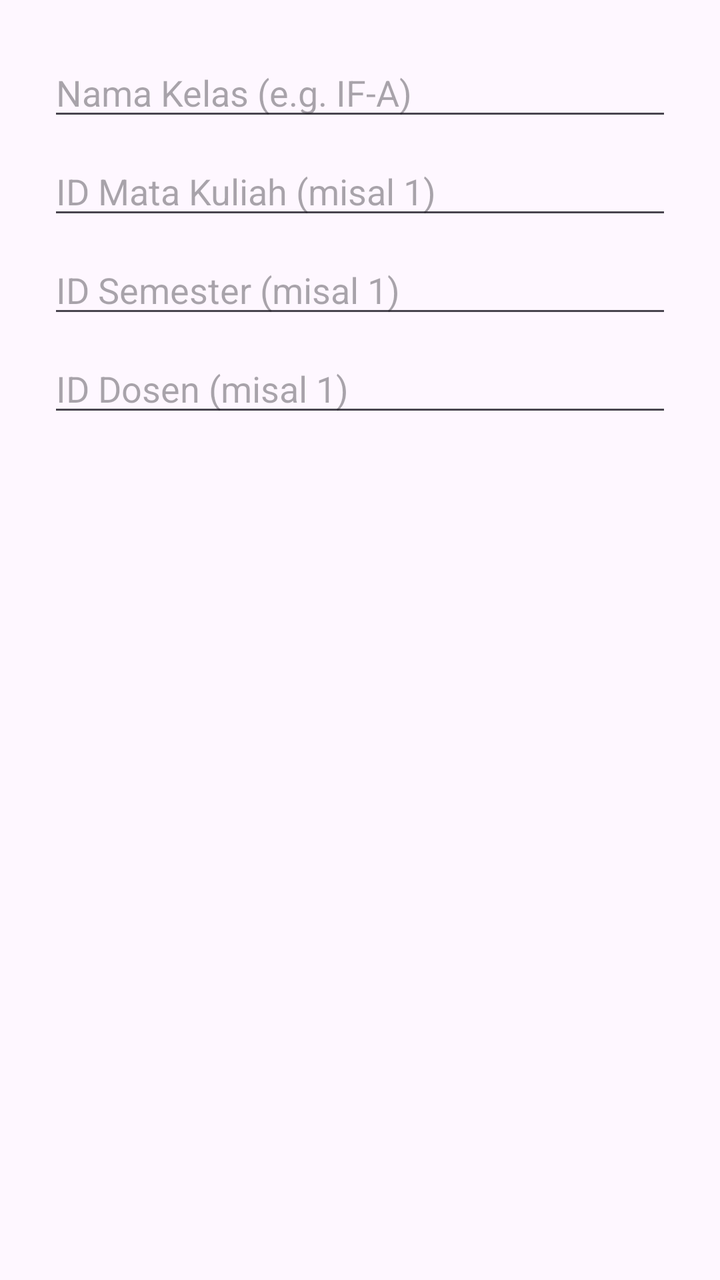
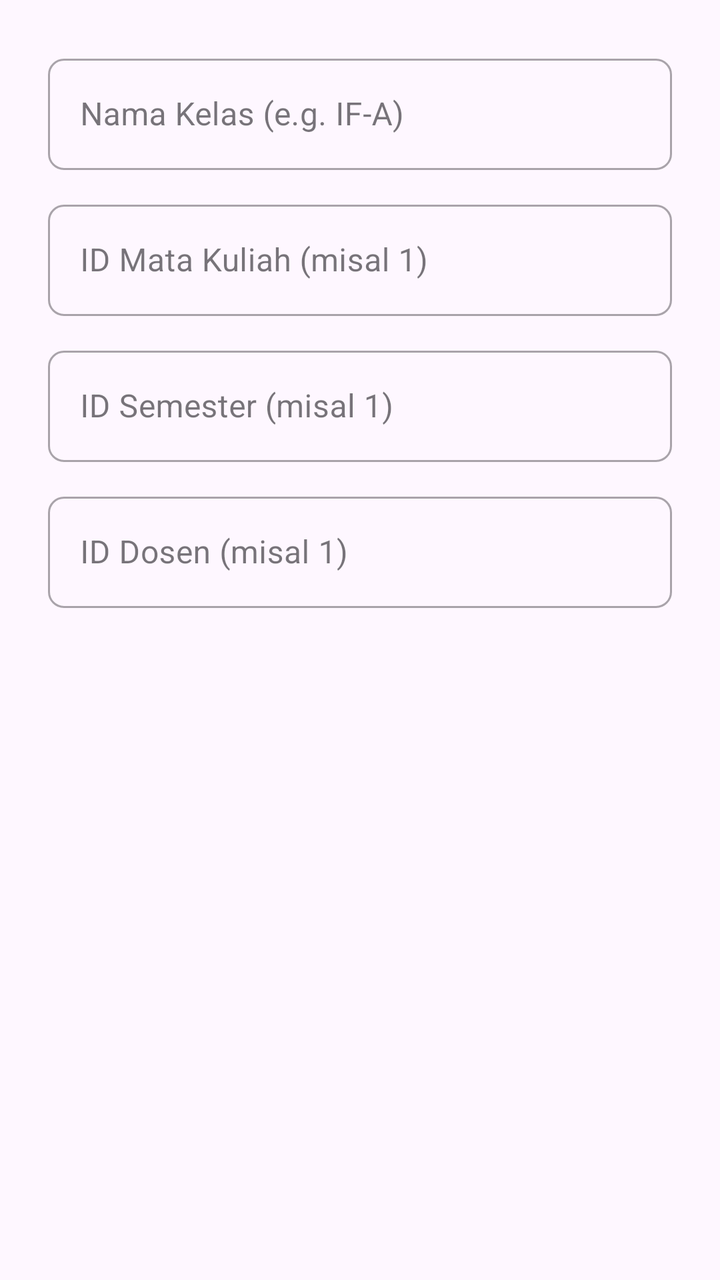

The first picture is an Android layout as it rendered before a commit; the second is the same layout after the commit. The layout source and the unified diff follow.
<!-- AndroidManifest.xml: application theme Theme.IFUnjaniExam -->
<!-- res/layout/dialog_add_class.xml -->
<?xml version="1.0" encoding="utf-8"?>
<LinearLayout xmlns:android="http://schemas.android.com/apk/res/android"
    android:layout_width="match_parent"
    android:layout_height="wrap_content"
    android:orientation="vertical"
    android:padding="24dp">

    <EditText
        android:id="@+id/etClassName"
        android:layout_width="match_parent"
        android:layout_height="wrap_content"
        android:hint="Nama Kelas (e.g. IF-A)"
        android:layout_marginBottom="8dp"/>

    <EditText
        android:id="@+id/etCourseId"
        android:layout_width="match_parent"
        android:layout_height="wrap_content"
        android:hint="ID Mata Kuliah (misal 1)"
        android:inputType="number"
        android:layout_marginBottom="8dp"/>

    <EditText
        android:id="@+id/etSemesterId"
        android:layout_width="match_parent"
        android:layout_height="wrap_content"
        android:hint="ID Semester (misal 1)"
        android:inputType="number"
        android:layout_marginBottom="8dp"/>

    <EditText
        android:id="@+id/etDosenId"
        android:layout_width="match_parent"
        android:layout_height="wrap_content"
        android:hint="ID Dosen (misal 1)"
        android:inputType="number" />
</LinearLayout>
<!-- resources referenced by this layout -->
<resources>
  <style name="Theme.IFUnjaniExam" parent="Base.Theme.IFUnjaniExam" />
  <style name="Base.Theme.IFUnjaniExam" parent="Theme.Material3.DayNight.NoActionBar">
          
          
      </style>
</resources>

<!-- the commit's change to res/layout/dialog_add_class.xml (unified diff, before → after) -->
@@ -1,37 +1,79 @@
 <?xml version="1.0" encoding="utf-8"?>
 <LinearLayout xmlns:android="http://schemas.android.com/apk/res/android"
+    xmlns:app="http://schemas.android.com/apk/res-auto"
     android:layout_width="match_parent"
     android:layout_height="wrap_content"
     android:orientation="vertical"
     android:padding="24dp">
 
-    <EditText
-        android:id="@+id/etClassName"
+    <com.google.android.material.textfield.TextInputLayout
+        style="@style/Widget.MaterialComponents.TextInputLayout.OutlinedBox"
         android:layout_width="match_parent"
         android:layout_height="wrap_content"
-        android:hint="Nama Kelas (e.g. IF-A)"
-        android:layout_marginBottom="8dp"/>
+        android:layout_marginBottom="12dp"
+        app:boxCornerRadiusBottomEnd="8dp"
+        app:boxCornerRadiusBottomStart="8dp"
+        app:boxCornerRadiusTopEnd="8dp"
+        app:boxCornerRadiusTopStart="8dp">
 
-    <EditText
-        android:id="@+id/etCourseId"
+        <com.google.android.material.textfield.TextInputEditText
+            android:id="@+id/etClassName"
+            android:layout_width="match_parent"
+            android:layout_height="wrap_content"
+            android:hint="Nama Kelas (e.g. IF-A)"
+            android:inputType="text" />
+    </com.google.android.material.textfield.TextInputLayout>
+
+    <com.google.android.material.textfield.TextInputLayout
+        style="@style/Widget.MaterialComponents.TextInputLayout.OutlinedBox"
         android:layout_width="match_parent"
         android:layout_height="wrap_content"
-        android:hint="ID Mata Kuliah (misal 1)"
-        android:inputType="number"
-        android:layout_marginBottom="8dp"/>
+        android:layout_marginBottom="12dp"
+        app:boxCornerRadiusBottomEnd="8dp"
+        app:boxCornerRadiusBottomStart="8dp"
+        app:boxCornerRadiusTopEnd="8dp"
+        app:boxCornerRadiusTopStart="8dp">
 
-    <EditText
-        android:id="@+id/etSemesterId"
+        <com.google.android.material.textfield.TextInputEditText
+            android:id="@+id/etCourseId"
+            android:layout_width="match_parent"
+            android:layout_height="wrap_content"
+            android:hint="ID Mata Kuliah (misal 1)"
+            android:inputType="number" />
+    </com.google.android.material.textfield.TextInputLayout>
+
+    <com.google.android.material.textfield.TextInputLayout
+        style="@style/Widget.MaterialComponents.TextInputLayout.OutlinedBox"
         android:layout_width="match_parent"
         android:layout_height="wrap_content"
-        android:hint="ID Semester (misal 1)"
-        android:inputType="number"
-        android:layout_marginBottom="8dp"/>
+        android:layout_marginBottom="12dp"
+        app:boxCornerRadiusBottomEnd="8dp"
+        app:boxCornerRadiusBottomStart="8dp"
+        app:boxCornerRadiusTopEnd="8dp"
+        app:boxCornerRadiusTopStart="8dp">
 
-    <EditText
-        android:id="@+id/etDosenId"
+        <com.google.android.material.textfield.TextInputEditText
+            android:id="@+id/etSemesterId"
+            android:layout_width="match_parent"
+            android:layout_height="wrap_content"
+            android:hint="ID Semester (misal 1)"
+            android:inputType="number" />
+    </com.google.android.material.textfield.TextInputLayout>
+
+    <com.google.android.material.textfield.TextInputLayout
+        style="@style/Widget.MaterialComponents.TextInputLayout.OutlinedBox"
         android:layout_width="match_parent"
         android:layout_height="wrap_content"
-        android:hint="ID Dosen (misal 1)"
-        android:inputType="number" />
+        app:boxCornerRadiusBottomEnd="8dp"
+        app:boxCornerRadiusBottomStart="8dp"
+        app:boxCornerRadiusTopEnd="8dp"
+        app:boxCornerRadiusTopStart="8dp">
+
+        <com.google.android.material.textfield.TextInputEditText
+            android:id="@+id/etDosenId"
+            android:layout_width="match_parent"
+            android:layout_height="wrap_content"
+            android:hint="ID Dosen (misal 1)"
+            android:inputType="number" />
+    </com.google.android.material.textfield.TextInputLayout>
 </LinearLayout>
